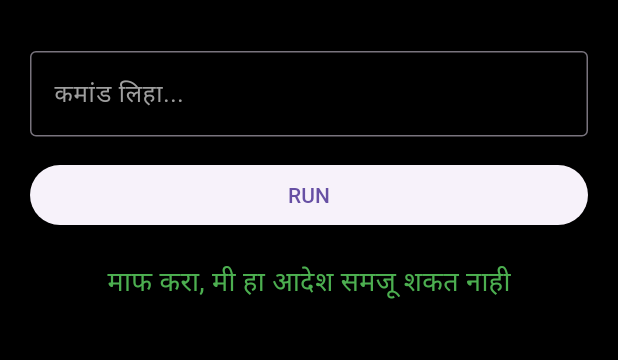
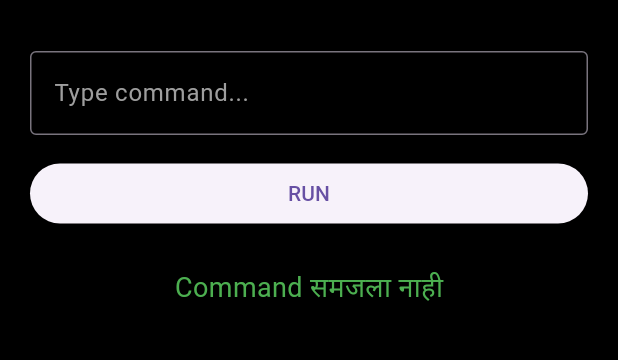
Before and after one commit to sonawanechetan22-dot/jarvis_new, a Flutter app: the screen it shows after launch, after a tap on "RUN", on a phone screen of 412 x 824 dp, the part 63-423 px from its top. Run offline on Flutter 3.47's test engine with Material 3 defaults, Android fonts, the phone set to English and light mode, and no system bars; our stand-ins replace battery_plus, open_filex, permission_handler, vibration; missing offline and left inert: torch_light.

Commit message:
Update main.dart auto open image video

```diff
--- a/lib/main.dart
+++ b/lib/main.dart
@@ -1,14 +1,18 @@
-import 'package:permission_handler/permission_handler.dart';import 'dart:io';
+import 'dart:io';
+
 import 'package:flutter/material.dart';
 import 'package:battery_plus/battery_plus.dart';
 import 'package:vibration/vibration.dart';
 import 'package:torch_light/torch_light.dart';
 import 'package:permission_handler/permission_handler.dart';
 import 'package:path_provider/path_provider.dart';
+import 'package:open_filex/open_filex.dart';
 
 void main() {
   runApp(const JarvisApp());
 }
+
+// ================= APP =================
 
 class JarvisApp extends StatelessWidget {
   const JarvisApp({super.key});
@@ -17,11 +21,12 @@ class JarvisApp extends StatelessWidget {
   Widget build(BuildContext context) {
     return const MaterialApp(
       debugShowCheckedModeBanner: false,
-      title: 'Jarvis AI',
       home: JarvisHome(),
     );
   }
 }
+
+// ================= HOME =================
 
 class JarvisHome extends StatefulWidget {
   const JarvisHome({super.key});
@@ -31,15 +36,20 @@ class JarvisHome extends StatefulWidget {
 }
 
 class _JarvisHomeState extends State<JarvisHome> {
+  final TextEditingController controller = TextEditingController();
+  final Battery battery = Battery();
+
+  String result = "";
+
+  // ================= INIT =================
+
   @override
   void initState() {
     super.initState();
     requestPermissions();
   }
-  final TextEditingController controller = TextEditingController();
-  final Battery battery = Battery();
-  String result = "";
 
+  // ================= PERMISSIONS =================
 
   Future<void> requestPermissions() async {
     await [
@@ -47,160 +57,199 @@ Future<void> requestPermissions() async {
       Permission.manageExternalStorage,
       Permission.camera,
       Permission.location,
+      Permission.photos,
+      Permission.videos,
     ].request();
   }
-  // ================= MAIN JARVIS ==================
+
+  // ================= MAIN LOGIC =================
+
   Future<void> runJarvis(String cmd) async {
     cmd = cmd.trim().toLowerCase();
+
     String response = "";
 
-    // WiFi
+    // WIFI (Android Restricted)
     if (cmd.contains("wifi")) {
-      response = "Android मध्ये WiFi control परवानगी नाही";
+      response = "WiFi control Android मध्ये परवानगी नाही";
     }
-    // Battery
+
+    // BATTERY
     else if (cmd.contains("battery") || cmd.contains("बॅटरी")) {
       int level = await battery.batteryLevel;
-      response = "बॅटरी $level टक्के आहे";
+      response = "Battery $level% आहे";
     }
-    // Vibrate
+
+    // VIBRATE
     else if (cmd.contains("vibrate") || cmd.contains("वायब्रेट")) {
       if (await Vibration.hasVibrator() ?? false) {
         Vibration.vibrate(duration: 1000);
-        response = "फोन वायब्रेट झाला";
+        response = "Phone vibrate झाला";
       } else {
         response = "Vibrator नाही";
       }
     }
-    // Flash ON
-    else if (cmd.contains("flash on") || cmd.contains("लाईट लावा")) {
+
+    // FLASH ON
+    else if (cmd.contains("flash on")) {
       try {
         await TorchLight.enableTorch();
-        response = "फ्लॅश सुरू आहे";
+        response = "Flash ON";
       } catch (e) {
-        response = "Flash Error";
+        response = "Flash error";
       }
     }
-    // Flash OFF
-    else if (cmd.contains("flash off") || cmd.contains("लाईट बंद")) {
+
+    // FLASH OFF
+    else if (cmd.contains("flash off")) {
       try {
         await TorchLight.disableTorch();
-        response = "फ्लॅश बंद आहे";
+        response = "Flash OFF";
       } catch (e) {
-        response = "Flash Error";
+        response = "Flash error";
       }
     }
-    // Image Search
-    else if (cmd.startsWith("open image")) {
-      String key = cmd.replaceFirst("open image", "").trim();
+
+    // IMAGE
+    else if (cmd.contains("open image")) {
+      String key = cmd.split("open image").last.trim();
       response = await searchImage(key);
     }
-    // Video Search
-    else if (cmd.startsWith("open video")) {
-      String key = cmd.replaceFirst("open video", "").trim();
+
+    // VIDEO
+    else if (cmd.contains("open video")) {
+      String key = cmd.split("open video").last.trim();
       response = await searchVideo(key);
     }
-    // Unknown
+
+    // UNKNOWN
     else {
-      response = "माफ करा, मी हा आदेश समजू शकत नाही";
+      response = "Command समजला नाही";
     }
 
     await saveLog(cmd, response);
+
     setState(() {
       result = response;
     });
   }
 
-  // ================= IMAGE SEARCH ==================
+  // ================= IMAGE SEARCH =================
+
   Future<String> searchImage(String key) async {
-    await Permission.storage.request();
     Directory dir = Directory("/storage/emulated/0");
-    List<FileSystemEntity> files =
-        dir.listSync(recursive: true, followLinks: false);
-    for (var f in files) {
+
+    await for (var f in dir.list(recursive: true)) {
       if (f is File) {
         String name = f.path.toLowerCase();
+
         if (name.contains(key.toLowerCase()) &&
             (name.endsWith(".jpg") ||
                 name.endsWith(".jpeg") ||
                 name.endsWith(".png"))) {
-          return f.path;
+
+          await OpenFilex.open(f.path);
+
+          return "Image opened";
         }
       }
     }
-    return "NOT_FOUND";
+
+    return "Image not found";
   }
 
-  // ================= VIDEO SEARCH ==================
+  // ================= VIDEO SEARCH =================
+
   Future<String> searchVideo(String key) async {
-    await Permission.storage.request();
     Directory dir = Directory("/storage/emulated/0");
-    List<FileSystemEntity> files =
-        dir.listSync(recursive: true, followLinks: false);
-    String k = key.toLowerCase().replaceAll(RegExp(r'[^a-z0-9]'), '');
-    for (var f in files) {
+
+    await for (var f in dir.list(recursive: true)) {
       if (f is File) {
-        String name = f.path.toLowerCase().replaceAll(RegExp(r'[^a-z0-9]'), '');
-        if (name.contains(k) &&
-            (f.path.endsWith(".mp4") ||
-                f.path.endsWith(".mkv") ||
-                f.path.endsWith(".avi") ||
-                f.path.endsWith(".mov") ||
-                f.path.endsWith(".3gp") ||
-                f.path.endsWith(".webm"))) {
-          return f.path;
+        String name = f.path.toLowerCase();
+
+        if (name.contains(key.toLowerCase()) &&
+            (name.endsWith(".mp4") ||
+                name.endsWith(".mkv") ||
+                name.endsWith(".avi") ||
+                name.endsWith(".mov") ||
+                name.endsWith(".3gp") ||
+                name.endsWith(".webm"))) {
+
+          await OpenFilex.open(f.path);
+
+          return "Video opened";
         }
       }
     }
-    return "NOT_FOUND";
+
+    return "Video not found";
   }
 
-  // ================= SAVE LOG ==================
+  // ================= SAVE LOG =================
+
   Future<void> saveLog(String cmd, String res) async {
     Directory dir = await getExternalStorageDirectory() ??
         Directory("/storage/emulated/0");
+
     File file = File("${dir.path}/jarvis.txt");
+
     await file.writeAsString(
-      "कमांड: $cmd\nउत्तर: $res\n\n",
+      "Command: $cmd\nResponse: $res\n\n",
       mode: FileMode.append,
     );
   }
 
-  // ================= UI ==================
+  // ================= UI =================
+
   @override
   Widget build(BuildContext context) {
     return Scaffold(
       backgroundColor: Colors.black,
+
       appBar: AppBar(
         title: const Text("Jarvis AI"),
         backgroundColor: Colors.black,
       ),
+
       body: Padding(
         padding: const EdgeInsets.all(20),
+
         child: Column(
           children: [
+
+            // INPUT
             TextField(
               controller: controller,
               style: const TextStyle(color: Colors.white),
+
               decoration: const InputDecoration(
-                hintText: "कमांड लिहा...",
+                hintText: "Type command...",
                 hintStyle: TextStyle(color: Colors.grey),
                 border: OutlineInputBorder(),
               ),
             ),
+
             const SizedBox(height: 15),
+
+            // BUTTON
             SizedBox(
               width: double.infinity,
+
               child: ElevatedButton(
                 onPressed: () {
                   runJarvis(controller.text);
                 },
+
                 child: const Text("RUN"),
               ),
             ),
-            const SizedBox(height: 20),
+
+            const SizedBox(height: 25),
+
+            // RESULT
             Text(
               result,
+
               style: const TextStyle(
                 color: Colors.green,
                 fontSize: 18,
--- a/pubspec.yaml
+++ b/pubspec.yaml
@@ -30,6 +30,7 @@ environment:
 dependencies:
   flutter:
     sdk: flutter
+  open_filex: ^4.5.0
   battery_plus: ^6.0.1
   vibration: ^3.1.5
   torch_light: ^1.0.0
```
Also changed, not shown: pubspec.lock, 1 other file. Lines whose indentation alone changed are shown as unchanged.
